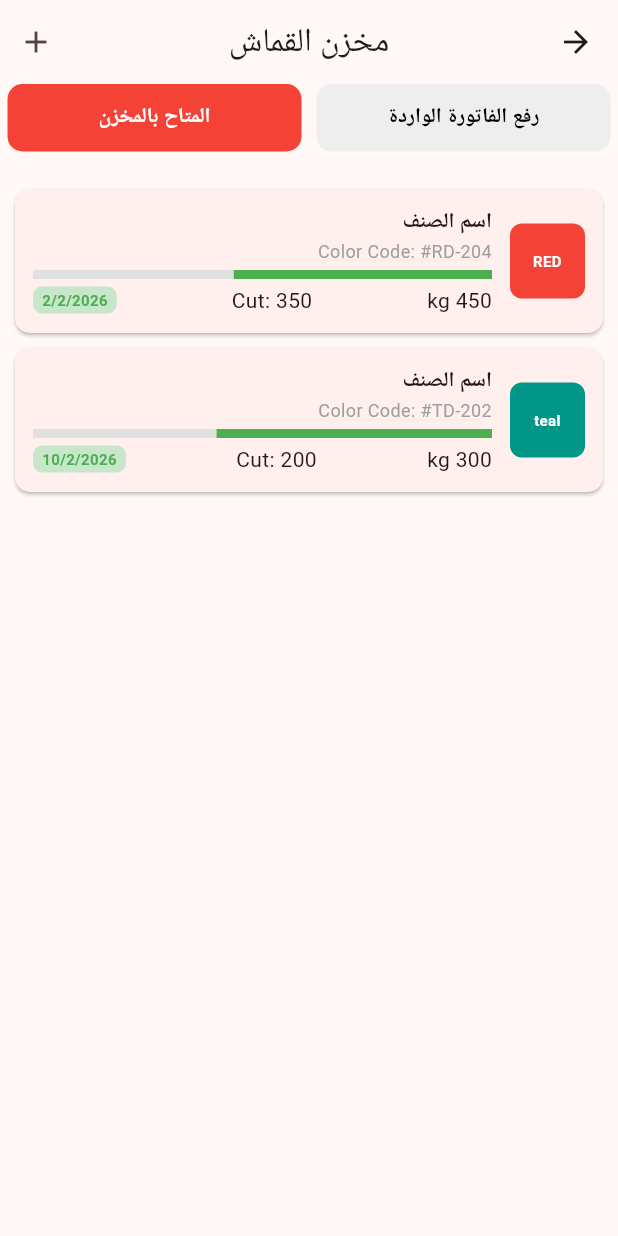
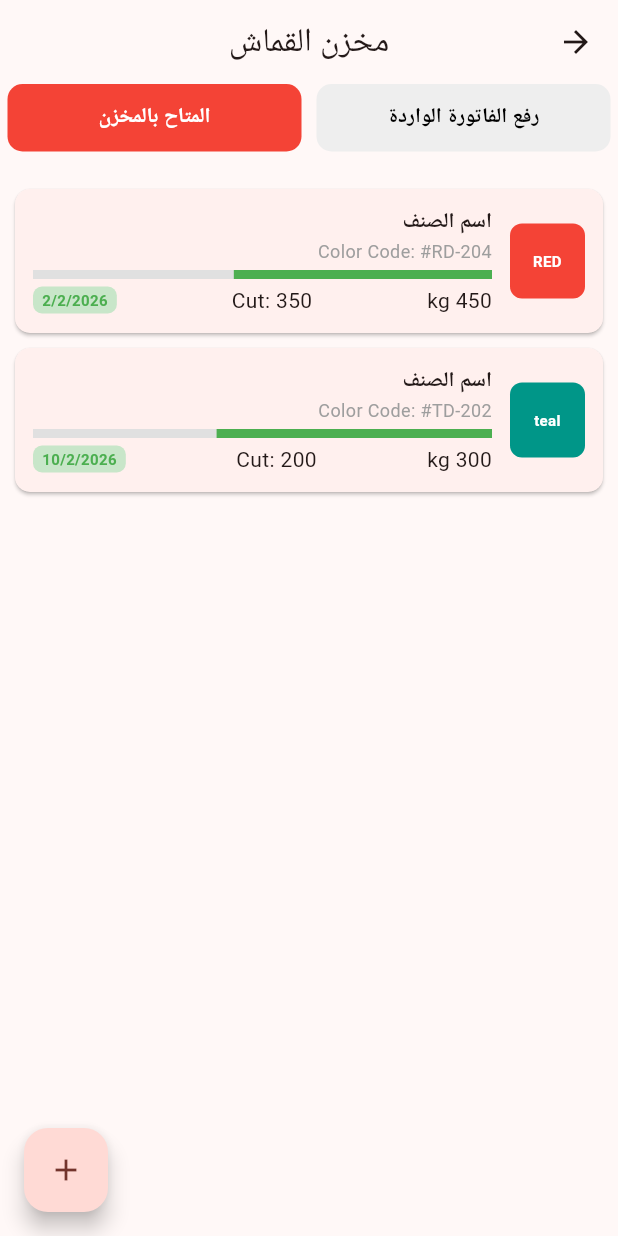
Before and after one commit to Mohammed-AbdElhakim/hi_class_factory, a Flutter app: the Warehouses screen opened directly, after a tap on "مخزن الأقمشة", on a phone screen of 412 x 824 dp. Run offline on Flutter 3.47's test engine with Material 3 defaults, Android fonts, the phone set to English and light mode, and no system bars; our stand-ins replace cloud_firestore, dartz, equatable, firebase_auth, firebase_core, flutter_bloc and 3 more; accounts and stored records are empty; Roboto replaces fonts that are missing (Poppins).

Commit message:
refactor fabric file.

```diff
--- /dev/null
+++ b/lib/features/fabric/data/models/stock_model.dart
@@ -0,0 +1,51 @@
+import 'package:flutter/material.dart';
+
+class StockModel {
+  final String id;
+  final String name;
+  final Color color;
+  final String colorName;
+  final String code;
+  final int quantity;
+  final int cut;
+  final String status;
+
+  const StockModel({
+    required this.id,
+    required this.name,
+    required this.color,
+    required this.colorName,
+    required this.code,
+    required this.quantity,
+    required this.cut,
+    required this.status,
+  });
+
+  /// Convert From Map → Model
+  factory StockModel.fromMap(Map<String, dynamic> map) {
+    return StockModel(
+      id: map['id'],
+      name: map['name'],
+      color: map['color'],
+      colorName: map['colorName'],
+      code: map['code'],
+      quantity: map['quantity'],
+      cut: map['cut'],
+      status: map['status'],
+    );
+  }
+
+  /// Convert From Model → Map
+  Map<String, dynamic> toMap() {
+    return {
+      'id': id,
+      'name': name,
+      'color': color,
+      'colorName': colorName,
+      'code': code,
+      'quantity': quantity,
+      'cut': cut,
+      'status': status,
+    };
+  }
+}
--- /dev/null
+++ b/lib/features/fabric/presentation/mobile/fabric_mobile_layout.dart
@@ -0,0 +1,60 @@
+import 'package:flutter/material.dart';
+import 'package:hi_class_factory/features/fabric/presentation/widgets/build_invoice_upload.dart';
+import 'package:hi_class_factory/features/fabric/presentation/widgets/build_stock_list.dart';
+
+import '../../data/models/stock_model.dart';
+import '../widgets/tabs_widget.dart';
+
+class FabricMobileLayout extends StatefulWidget {
+  const FabricMobileLayout({super.key});
+
+  @override
+  State<FabricMobileLayout> createState() => _FabricMobileLayoutState();
+}
+
+class _FabricMobileLayoutState extends State<FabricMobileLayout> {
+  int tab = 1;
+  @override
+  Widget build(BuildContext context) {
+    return Scaffold(
+      appBar: AppBar(title: const Text("مخزن القماش"), centerTitle: true),
+      floatingActionButton: FloatingActionButton(
+        onPressed: () {
+          _onTabFloatingActionButton(tab);
+        },
+        child: const Icon(Icons.add),
+      ),
+      body: Column(
+        children: [
+          // Tabs
+          TabsWidget(
+            onTap: (int selectedTab) {
+              setState(() {
+                tab = selectedTab;
+              });
+            },
+          ),
+          const SizedBox(height: 10),
+          if (tab == 0) Expanded(child: BuildInvoiceUpload()),
+          if (tab == 1) Expanded(child: BuildStockList()),
+        ],
+      ),
+    );
+  }
+
+  void _onTabFloatingActionButton(int tabNumber) async {
+    if (tabNumber == 0) {
+    } else if (tabNumber == 1) {
+      final result = await showModalBottomSheet<StockModel>(
+        context: context,
+        isScrollControlled: true,
+        builder: (_) => Column(),
+        // builder: (_) => const AddAccessoriesBottomSheet(),
+      );
+      if (!mounted) return;
+      if (result != null) {
+        // context.read<AccessoriesCubit>().addAccessories(result);
+      }
+    }
+  }
+}
--- /dev/null
+++ b/lib/features/fabric/presentation/views/fabric_view.dart
@@ -0,0 +1,17 @@
+import 'package:flutter/material.dart';
+import 'package:hi_class_factory/core/responsive/adaptive_layout.dart';
+
+import '../mobile/fabric_mobile_layout.dart';
+
+class FabricView extends StatelessWidget {
+  const FabricView({super.key});
+
+  @override
+  Widget build(BuildContext context) {
+    return AdaptiveLayout(
+      mobilLayout: (context) => FabricMobileLayout(),
+      tabletLayout: (context) => FabricMobileLayout(),
+      desktopLayout: (context) => FabricMobileLayout(),
+    );
+  }
+}
--- /dev/null
+++ b/lib/features/fabric/presentation/widgets/build_invoice_upload.dart
@@ -0,0 +1,24 @@
+import 'package:flutter/material.dart';
+
+class BuildInvoiceUpload extends StatelessWidget {
+  const BuildInvoiceUpload({super.key});
+
+  @override
+  Widget build(BuildContext context) {
+    return Center(
+      child: Column(
+        mainAxisAlignment: MainAxisAlignment.center,
+        children: [
+          Icon(Icons.upload_file, size: 80, color: Colors.grey.shade400),
+          const SizedBox(height: 10),
+          const Text(
+            "قم برفع الفاتورة هنا",
+            style: TextStyle(fontSize: 16, color: Colors.grey),
+          ),
+          const SizedBox(height: 10),
+          ElevatedButton(onPressed: () {}, child: const Text("حدد الفاتورة")),
+        ],
+      ),
+    );
+  }
+}
--- /dev/null
+++ b/lib/features/fabric/presentation/widgets/build_stock_list.dart
@@ -0,0 +1,138 @@
+import 'package:flutter/material.dart';
+
+class BuildStockList extends StatefulWidget {
+  const BuildStockList({super.key});
+
+  @override
+  State<BuildStockList> createState() => _BuildStockListState();
+}
+
+class _BuildStockListState extends State<BuildStockList> {
+  final List<Map<String, dynamic>> stockItems = [
+    {
+      'name': 'اسم الصنف',
+      'color': Colors.red,
+      'colorName': 'RED',
+      'code': '#RD-204',
+      'quantity': 450,
+      'cut': 350,
+      'status': '2/2/2026',
+    },
+    {
+      'name': 'اسم الصنف',
+      'color': Colors.teal,
+      'colorName': 'teal',
+      'code': '#TD-202',
+      'quantity': 300,
+      'cut': 200,
+      'status': '10/2/2026',
+    },
+  ];
+
+  @override
+  Widget build(BuildContext context) {
+    return ListView.builder(
+      padding: const EdgeInsets.all(10),
+      itemCount: stockItems.length,
+      itemBuilder: (context, index) {
+        final item = stockItems[index];
+        double progress = item['quantity'] / (item['quantity'] + item['cut']);
+        return Card(
+          margin: const EdgeInsets.symmetric(vertical: 5),
+          shape: RoundedRectangleBorder(borderRadius: BorderRadius.circular(10)),
+          child: Padding(
+            padding: const EdgeInsets.all(12),
+            child: Row(
+              children: [
+                // Color Box
+                Container(
+                  width: 50,
+                  height: 50,
+                  decoration: BoxDecoration(
+                    color: item['color'],
+                    borderRadius: BorderRadius.circular(8),
+                  ),
+                  child: Center(
+                    child: Text(
+                      item['colorName'],
+                      style: const TextStyle(
+                        color: Colors.white,
+                        fontWeight: FontWeight.bold,
+                        fontSize: 10,
+                      ),
+                      textAlign: TextAlign.center,
+                    ),
+                  ),
+                ),
+                const SizedBox(width: 12),
+                // Item Details
+                Expanded(
+                  child: Column(
+                    crossAxisAlignment: CrossAxisAlignment.start,
+                    children: [
+                      Text(
+                        item['name'],
+                        style: const TextStyle(fontWeight: FontWeight.bold),
+                      ),
+                      Text(
+                        "Color Code: ${item['code']}",
+                        style: const TextStyle(color: Colors.grey, fontSize: 12),
+                      ),
+                      const SizedBox(height: 4),
+                      // Progress bar
+                      LinearProgressIndicator(
+                        value: progress,
+                        color: item['status'] == 'LOW STOCK'
+                            ? Colors.orange
+                            : item['status'] == 'CRITICAL'
+                            ? Colors.red
+                            : Colors.green,
+                        backgroundColor: Colors.grey.shade300,
+                        minHeight: 6,
+                      ),
+                      const SizedBox(height: 4),
+                      // Stock and Cut
+                      Row(
+                        mainAxisAlignment: MainAxisAlignment.spaceBetween,
+                        children: [
+                          Text("${item['quantity']} kg"),
+                          Text("Cut: ${item['cut']}"),
+                          Container(
+                            padding: const EdgeInsets.symmetric(
+                              horizontal: 6,
+                              vertical: 2,
+                            ),
+                            decoration: BoxDecoration(
+                              color: item['status'] == 'date'
+                                  ? Colors.orange.shade100
+                                  : item['status'] == 'CRITICAL'
+                                  ? Colors.red.shade100
+                                  : Colors.green.shade100,
+                              borderRadius: BorderRadius.circular(6),
+                            ),
+                            child: Text(
+                              item['status'],
+                              style: TextStyle(
+                                color: item['status'] == 'LOW STOCK'
+                                    ? Colors.orange
+                                    : item['status'] == 'CRITICAL'
+                                    ? Colors.red
+                                    : Colors.green,
+                                fontWeight: FontWeight.bold,
+                                fontSize: 10,
+                              ),
+                            ),
+                          ),
+                        ],
+                      ),
+                    ],
+                  ),
+                ),
+              ],
+            ),
+          ),
+        );
+      },
+    );
+  }
+}
--- /dev/null
+++ b/lib/features/fabric/presentation/widgets/tab_item.dart
@@ -0,0 +1,40 @@
+import 'package:flutter/material.dart';
+
+class TabItem extends StatelessWidget {
+  const TabItem({
+    super.key,
+    required this.isSelected,
+    required this.title,
+    required this.onTap,
+  });
+
+  final bool isSelected;
+  final String title;
+  final void Function() onTap;
+
+  @override
+  Widget build(BuildContext context) {
+    return Expanded(
+      child: GestureDetector(
+        onTap: onTap,
+        child: Container(
+          margin: const EdgeInsets.symmetric(horizontal: 5),
+          padding: const EdgeInsets.symmetric(vertical: 12),
+          decoration: BoxDecoration(
+            color: isSelected ? Colors.red : Colors.grey.shade200,
+            borderRadius: BorderRadius.circular(10),
+          ),
+          child: Center(
+            child: Text(
+              title,
+              style: TextStyle(
+                color: isSelected ? Colors.white : Colors.black,
+                fontWeight: FontWeight.bold,
+              ),
+            ),
+          ),
+        ),
+      ),
+    );
+  }
+}
--- /dev/null
+++ b/lib/features/fabric/presentation/widgets/tabs_widget.dart
@@ -0,0 +1,43 @@
+import 'package:flutter/material.dart';
+
+import 'tab_item.dart';
+
+class TabsWidget extends StatefulWidget {
+  const TabsWidget({super.key, required this.onTap});
+  final void Function(int selectedTab) onTap;
+
+  @override
+  State<TabsWidget> createState() => _TabsWidgetState();
+}
+
+class _TabsWidgetState extends State<TabsWidget> {
+  int selectedTab = 1;
+  @override
+  Widget build(BuildContext context) {
+    return Row(
+      mainAxisAlignment: MainAxisAlignment.center,
+      children: [
+        TabItem(
+          title: "رفع الفاتورة الواردة",
+          isSelected: selectedTab == 0,
+          onTap: () {
+            setState(() {
+              selectedTab = 0;
+            });
+            widget.onTap(0);
+          },
+        ),
+        TabItem(
+          title: "المتاح بالمخزن",
+          isSelected: selectedTab == 1,
+          onTap: () {
+            setState(() {
+              selectedTab = 1;
+            });
+            widget.onTap(1);
+          },
+        ),
+      ],
+    );
+  }
+}
--- a/lib/features/fabric_details_view.dart
+++ /dev/null
@@ -1,209 +0,0 @@
-import 'package:flutter/material.dart';
-
-class FabricDetailsView extends StatefulWidget {
-  const FabricDetailsView({super.key});
-
-  @override
-  State<FabricDetailsView> createState() => _FabricDetailsViewState();
-}
-
-class _FabricDetailsViewState extends State<FabricDetailsView> {
-  int selectedTab = 1; // 1: Stock, 0: Upload Invoices
-  final List<Map<String, dynamic>> stockItems = [
-    {
-      'name': 'اسم الصنف',
-      'color': Colors.red,
-      'colorName': 'RED',
-      'code': '#RD-204',
-      'quantity': 450,
-      'cut': 350,
-      'status': '2/2/2026',
-    },
-    {
-      'name': 'اسم الصنف',
-      'color': Colors.teal,
-      'colorName': 'teal',
-      'code': '#TD-202',
-      'quantity': 300,
-      'cut': 200,
-      'status': '10/2/2026',
-    },
-  ];
-
-@override
-Widget build(BuildContext context) {
-  return Scaffold(
-    appBar: AppBar(
-      title: const Text("مخزن القماش"),
-      centerTitle: true,
-      actions: [
-        IconButton(
-          icon: const Icon(Icons.add),
-          onPressed: () {},
-        ),
-      ],
-    ),
-    body: Column(
-      children: [
-        // Tabs
-        Row(
-          mainAxisAlignment: MainAxisAlignment.center,
-          children: [
-            _tabButton("رفع الفاتورة الواردة", 0),
-            _tabButton("المتاح بالمخزن", 1),
-          ],
-        ),
-        const SizedBox(height: 10),
-        Expanded(
-          child: selectedTab == 0 ? _buildInvoiceUpload() : _buildStockList(),
-        ),
-      ],
-    ),
-  );
-}
-/////////////////
- // تصميم الRow
-  //////////////
-Widget _tabButton(String title, int index) {
-  bool isSelected = selectedTab == index;
-  return Expanded(
-    child: GestureDetector(
-      onTap: () => setState(() => selectedTab = index),
-      child: Container(
-        margin: const EdgeInsets.symmetric(horizontal: 5),
-        padding: const EdgeInsets.symmetric(vertical: 12),
-        decoration: BoxDecoration(
-          color: isSelected ? Colors.red : Colors.grey.shade200,
-          borderRadius: BorderRadius.circular(10),
-        ),
-        child: Center(
-          child: Text(
-            title,
-            style: TextStyle(
-              color: isSelected ? Colors.white : Colors.black,
-              fontWeight: FontWeight.bold,
-            ),
-          ),
-        ),
-      ),
-    ),
-  );
-}
-
-////////
-// Upload
-///////
-Widget _buildInvoiceUpload() {
-  return Center(
-    child: Column(
-      mainAxisAlignment: MainAxisAlignment.center,
-      children: [
-        Icon(Icons.upload_file, size: 80, color: Colors.grey.shade400),
-        const SizedBox(height: 10),
-        const Text(
-          "قم برفع الفاتورة هنا",
-          style: TextStyle(fontSize: 16, color: Colors.grey),
-        ),
-        const SizedBox(height: 10),
-        ElevatedButton(
-          onPressed: () {
-            // TODO: Add image picker logic
-          },
-          child: const Text("حدد الفاتورة"),
-        ),
-      ],
-    ),
-  );
-}
-////////////////////////
-// الويدجت الاساسية اللى بنستدعى منها
-  ////////////////////
-Widget _buildStockList() {
-  return ListView.builder(
-    padding: const EdgeInsets.all(10),
-    itemCount: stockItems.length,
-    itemBuilder: (context, index) {
-      final item = stockItems[index];
-      double progress = item['quantity'] / (item['quantity'] + item['cut']);
-      return Card(
-        margin: const EdgeInsets.symmetric(vertical: 5),
-        shape: RoundedRectangleBorder(borderRadius: BorderRadius.circular(10)),
-        child: Padding(
-          padding: const EdgeInsets.all(12),
-          child: Row(
-            children: [
-              // Color Box
-              Container(
-                width: 50,
-                height: 50,
-                decoration: BoxDecoration(
-                  color: item['color'],
-                  borderRadius: BorderRadius.circular(8),
-                ),
-                child: Center(
-                  child: Text(
-                    item['colorName'],
-                    style: const TextStyle(color: Colors.white, fontWeight: FontWeight.bold, fontSize: 10),
-                    textAlign: TextAlign.center,
-                  ),
-                ),
-              ),
-              const SizedBox(width: 12),
-              // Item Details
-              Expanded(
-                child: Column(
-                  crossAxisAlignment: CrossAxisAlignment.start,
-                  children: [
-                    Text(item['name'], style: const TextStyle(fontWeight: FontWeight.bold)),
-                    Text("Color Code: ${item['code']}", style: const TextStyle(color: Colors.grey, fontSize: 12)),
-                    const SizedBox(height: 4),
-                    // Progress bar
-                    LinearProgressIndicator(
-                      value: progress,
-                      color: item['status'] == 'LOW STOCK' ? Colors.orange : item['status'] == 'CRITICAL' ? Colors.red : Colors.green,
-                      backgroundColor: Colors.grey.shade300,
-                      minHeight: 6,
-                    ),
-                    const SizedBox(height: 4),
-                    // Stock and Cut
-                    Row(
-                      mainAxisAlignment: MainAxisAlignment.spaceBetween,
-                      children: [
-                        Text("${item['quantity']} kg"),
-                        Text("Cut: ${item['cut']}"),
-                        Container(
-                          padding: const EdgeInsets.symmetric(horizontal: 6, vertical: 2),
-                          decoration: BoxDecoration(
-                            color: item['status'] == 'date'
-                                ? Colors.orange.shade100
-                                : item['status'] == 'CRITICAL'
-                                ? Colors.red.shade100
-                                : Colors.green.shade100,
-                            borderRadius: BorderRadius.circular(6),
-                          ),
-                          child: Text(
-                            item['status'],
-                            style: TextStyle(
-                              color: item['status'] == 'LOW STOCK'
-                                  ? Colors.orange
-                                  : item['status'] == 'CRITICAL'
-                                  ? Colors.red
-                                  : Colors.green,
-                              fontWeight: FontWeight.bold,
-                              fontSize: 10,
-                            ),
-                          ),
-                        ),
-                      ],
-                    ),
-                  ],
-                ),
-              ),
-            ],
-          ),
-        ),
-      );
-    },
-  );
-}
-}
--- a/lib/features/warehouses/presentation/views/warehouses_view.dart
+++ b/lib/features/warehouses/presentation/views/warehouses_view.dart
@@ -2,7 +2,7 @@ import 'package:flutter/material.dart';
 
 import '../../../accessories/presentation/views/accessories_view.dart';
 import '../../../bakr/presentation/views/bakr_view.dart';
-import '../../../fabric_details_view.dart';
+import '../../../fabric/presentation/views/fabric_view.dart';
 import '../../../finishedProducts/presentation/views/finished_products_view.dart';
 
 class Warehouses extends StatelessWidget {
@@ -61,7 +61,7 @@ class Warehouses extends StatelessWidget {
             onTap: () {
               Navigator.push(
                 context,
-                MaterialPageRoute(builder: (_) => const FabricDetailsView()),
+                MaterialPageRoute(builder: (_) => const FabricView()),
               );
             },
           ),
```
